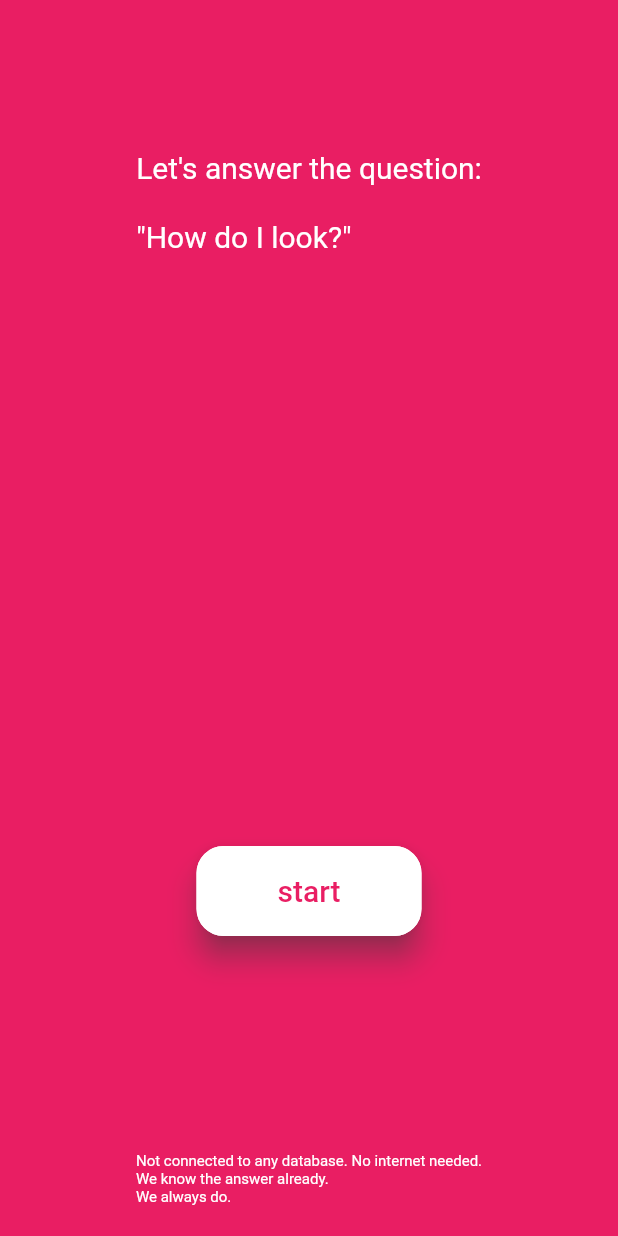
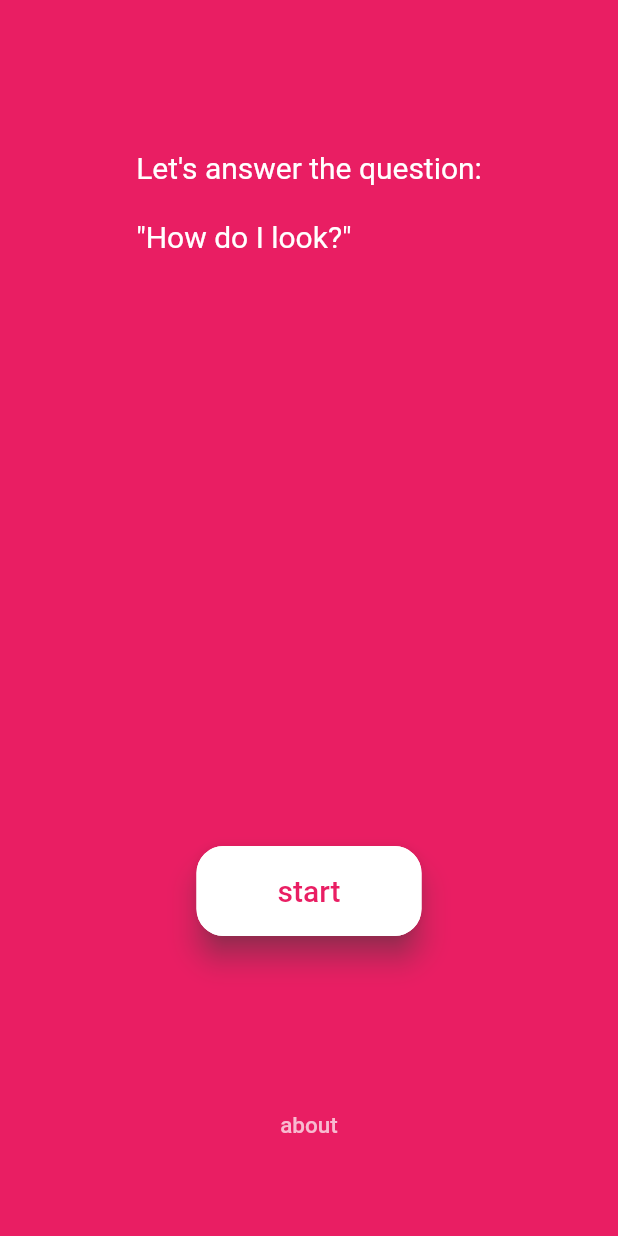
Before and after one commit to burwei/youlookgood, a Flutter app: the screen it shows after launch, on a phone screen of 412 x 824 dp. Run offline on Flutter 3.47's test engine with Material 2 defaults, Android fonts, the light colour scheme and no system bars; our stand-ins replace camera; Roboto replaces fonts that are missing (Ubuntu).

Commit message:
add about dialog and show submit btn only when points.length > 0 in marking obj page

```diff
--- a/lib/home_page/home_page.dart
+++ b/lib/home_page/home_page.dart
@@ -2,15 +2,28 @@ import 'package:camera/camera.dart';
 import 'package:flutter/material.dart';
 
 import '../take_picture_page/take_picture.dart';
+import 'about.dart';
 
-class HomePage extends StatelessWidget {
+class HomePage extends StatefulWidget {
   const HomePage({super.key, required this.camera});
 
   final CameraDescription camera;
 
+  @override
+  HomePageState createState() => HomePageState();
+}
+
+class HomePageState extends State<HomePage> {
   final titleText = 'Let\'s answer the question:\n\n"How do I look?"';
   final databaseConnText =
       'Not connected to any database. No internet needed.\nWe know the answer already.\nWe always do.';
+  bool _showAboutDialog = false;
+
+  void aboutDiagramBtnCallback() {
+    setState(() {
+      _showAboutDialog = false;
+    });
+  }
 
   @override
   Widget build(BuildContext context) {
@@ -55,7 +68,9 @@ class HomePage extends StatelessWidget {
                   Navigator.push(
                     context,
                     MaterialPageRoute(
-                        builder: (context) => TakePicturePage(camera: camera)),
+                      builder: (context) =>
+                          TakePicturePage(camera: widget.camera),
+                    ),
                   );
                 },
                 child: const Text(
@@ -65,19 +80,32 @@ class HomePage extends StatelessWidget {
                 ),
               ),
             ),
-            // database connection text
             Container(
               alignment: Alignment.bottomCenter,
-              padding: const EdgeInsets.fromLTRB(20, 0, 20, 20),
-              child: Text(
-                databaseConnText,
-                style: const TextStyle(
-                  color: Colors.white,
-                  fontSize: 10,
-                  fontFamily: 'Ubuntu',
+              padding: const EdgeInsets.fromLTRB(0, 0, 0, 50),
+              child: TextButton(
+                onPressed: () {
+                  setState(() {
+                    _showAboutDialog = true;
+                  });
+                },
+                child: Text(
+                  "about",
+                  style: TextStyle(
+                    fontFamily: "Ubuntu",
+                    fontSize: 15,
+                    color: Colors.pink.shade100,
+                  ),
                 ),
               ),
             ),
+            // about dialog
+            if (_showAboutDialog)
+              Container(
+                alignment: Alignment.center,
+                color: const Color.fromARGB(150, 0, 0, 0),
+                child: MyAboutDialog(btnCallback: aboutDiagramBtnCallback),
+              ),
           ],
         ),
       ),
```
Also changed, not shown: lib/home_page/about.dart (added, +128 -0 lines), lib/mark_object_page/drawing.dart (+21 -19 lines), lib/mark_object_page/mark_object_page.dart (+19 -7 lines).
